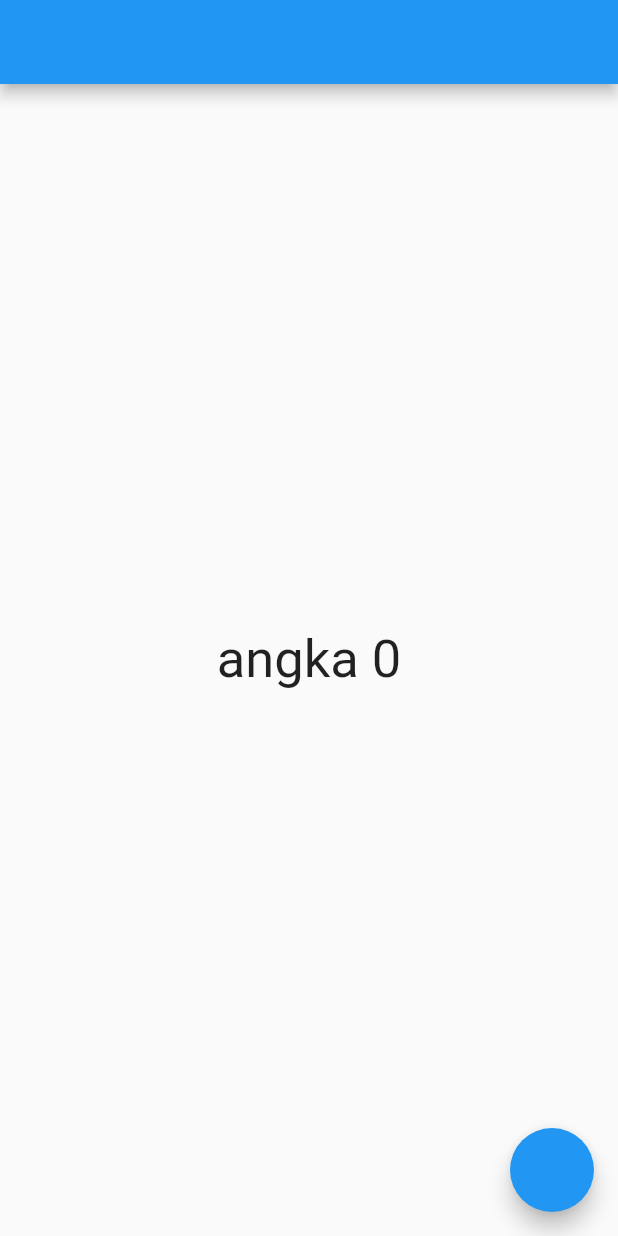
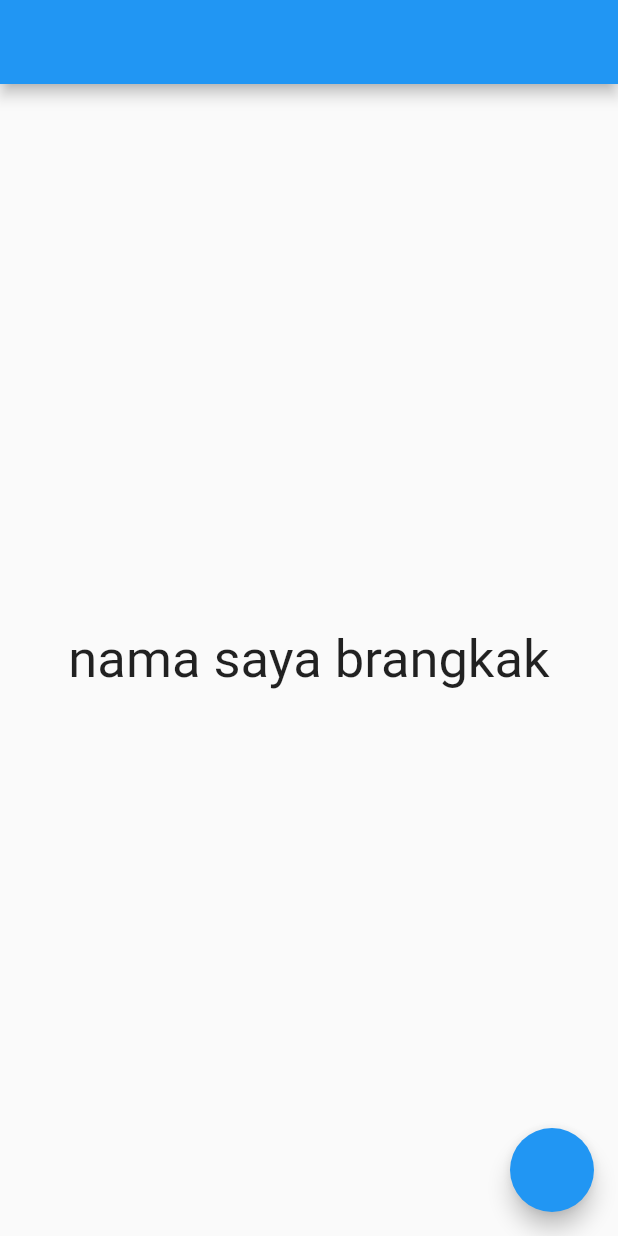
Before and after one commit to paozanwa22/a73, a Flutter app: the screen it shows after launch, on a phone screen of 412 x 824 dp. Run offline on Flutter 3.47's test engine with Material 2 defaults, Android fonts, the phone set to English and light mode, and no system bars; our stand-ins replace get.

Commit message:
cara B73

```diff
--- a/lib/main.dart
+++ b/lib/main.dart
@@ -1,14 +1,12 @@
+import 'package:a73/models/orang.dart';
 import 'package:flutter/material.dart';
 import 'package:get/get.dart';
 
 void main() => runApp(MyApp());
 
 class MyApp extends StatelessWidget {
-  var count = 0.obs;
-  void add() {
-    count++;
-  }
-
+  var orang = Get.put(Orang());
+  // var orang = Orang();
   @override
   Widget build(BuildContext context) {
     return MaterialApp(
@@ -17,7 +15,7 @@ class MyApp extends StatelessWidget {
         body: Center(
           child: Obx(
             () => Text(
-              'angka $count',
+              'nama saya ${orang.nama}',
               style: const TextStyle(
                 fontSize: 35,
               ),
@@ -25,7 +23,9 @@ class MyApp extends StatelessWidget {
           ),
         ),
         floatingActionButton: FloatingActionButton(
-          onPressed: () => add(),
+          onPressed: () {
+            orang.nama.value = orang.nama.value.toUpperCase();
+          },
         ),
       ),
     );
--- /dev/null
+++ b/lib/models/orang.dart
@@ -0,0 +1,6 @@
+import 'package:get/get.dart';
+
+class Orang {
+  var nama = 'brangkak'.obs;
+  var umur = 25.obs;
+}
```
